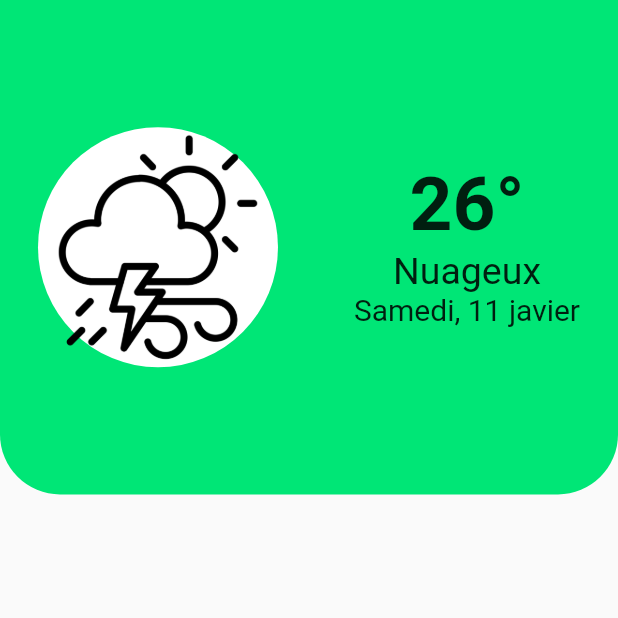
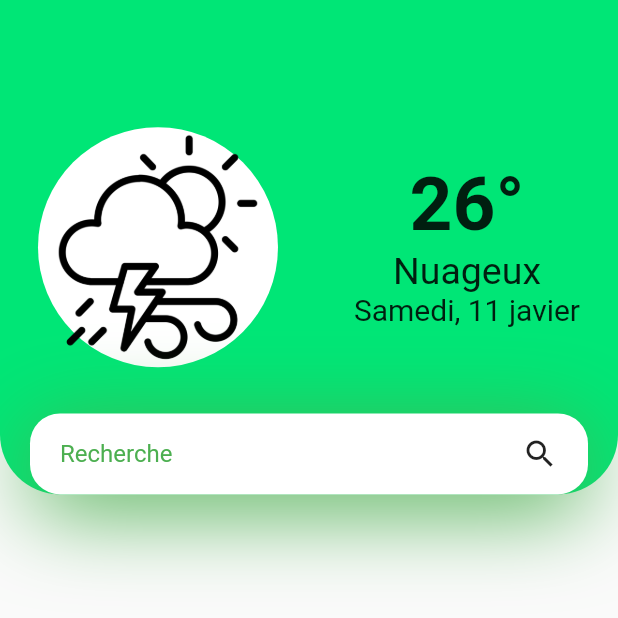
Before and after one commit to iTeam-S/Alandia, a Flutter app: the screen it shows after launch, on a phone screen of 412 x 824 dp, the top half of it. Run offline on Flutter 3.47's test engine with Material 2 defaults, Android fonts, the phone set to English and light mode, and no system bars; our stand-ins replace get.

Commit message:
barre de recherche

```diff
--- a/lib/views/home.dart
+++ b/lib/views/home.dart
@@ -1,4 +1,5 @@
 import 'package:alandia/views/widgets/climat.dart';
+import 'package:alandia/views/widgets/recherche.dart';
 import 'package:flutter/material.dart';
 import 'package:get/get.dart';
 
@@ -8,7 +9,7 @@ class Home extends StatelessWidget {
   @override
   Widget build(BuildContext context) {
     return Scaffold(
-      body: Column(
+      body: Stack(
         children: [
           Container(
             height: Get.height * .4,
@@ -18,9 +19,10 @@ class Home extends StatelessWidget {
                     bottomLeft: Radius.circular(40),
                     bottomRight: Radius.circular(40))),
             child: Center(child: Climat()),
-          )
+          ),
+          BarreRecherche()
         ],
-      ), //en attendant
+      ),
     );
   }
 }
--- /dev/null
+++ b/lib/views/widgets/recherche.dart
@@ -0,0 +1,49 @@
+import 'package:flutter/material.dart';
+
+class BarreRecherche extends StatelessWidget {
+  const BarreRecherche({Key? key}) : super(key: key);
+
+  @override
+  Widget build(BuildContext context) {
+    return Positioned(
+      bottom: 0,
+      left: 0,
+      right: 0,
+      child: Container(
+        alignment: Alignment.center,
+        margin: EdgeInsets.symmetric(horizontal: 20.0),
+        padding: EdgeInsets.symmetric(horizontal: 20.0),
+        height: 54,
+        decoration: BoxDecoration(
+          color: Colors.white,
+          borderRadius: BorderRadius.circular(20),
+          boxShadow: [
+            BoxShadow(
+              offset: Offset(0, 10),
+              blurRadius: 50,
+              color: Colors.green,
+            ),
+          ],
+        ),
+        child: Row(
+          children: <Widget>[
+            Expanded(
+              child: TextField(
+                onChanged: (value) {},
+                decoration: InputDecoration(
+                  hintText: "Recherche",
+                  hintStyle: TextStyle(
+                    color: Colors.green,
+                  ),
+                  enabledBorder: InputBorder.none,
+                  focusedBorder: InputBorder.none,
+                ),
+              ),
+            ),
+            Icon(Icons.search),
+          ],
+        ),
+      ),
+    );
+  }
+}
```
